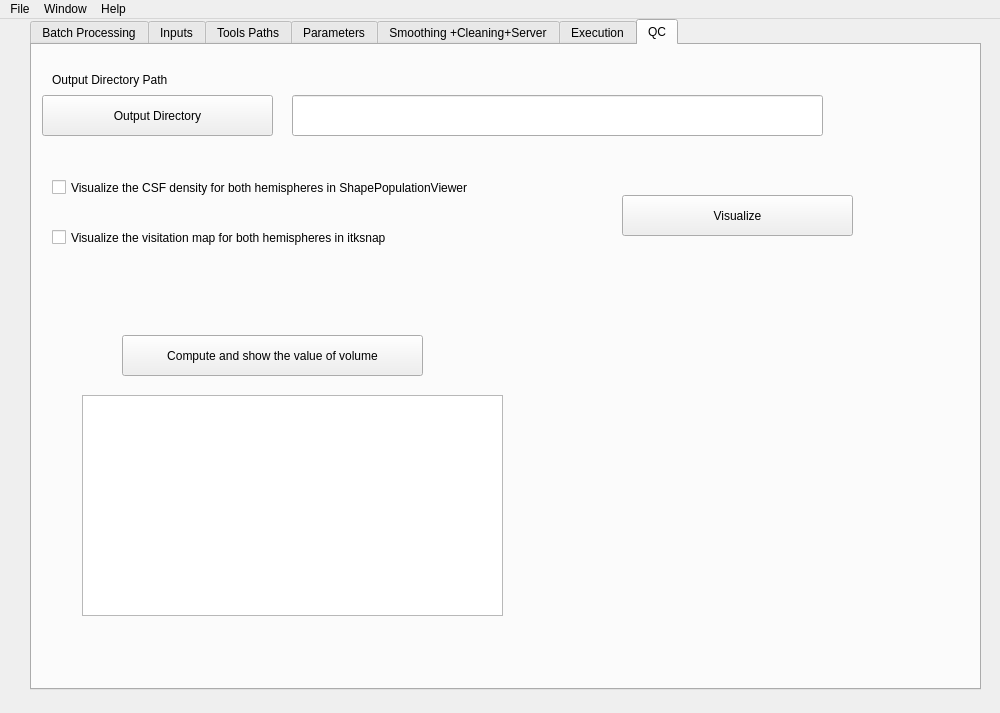
Above: src/app/csfwindow.ui from tahya-deddah/Local_EACSF before the change. Below: the same form after it.
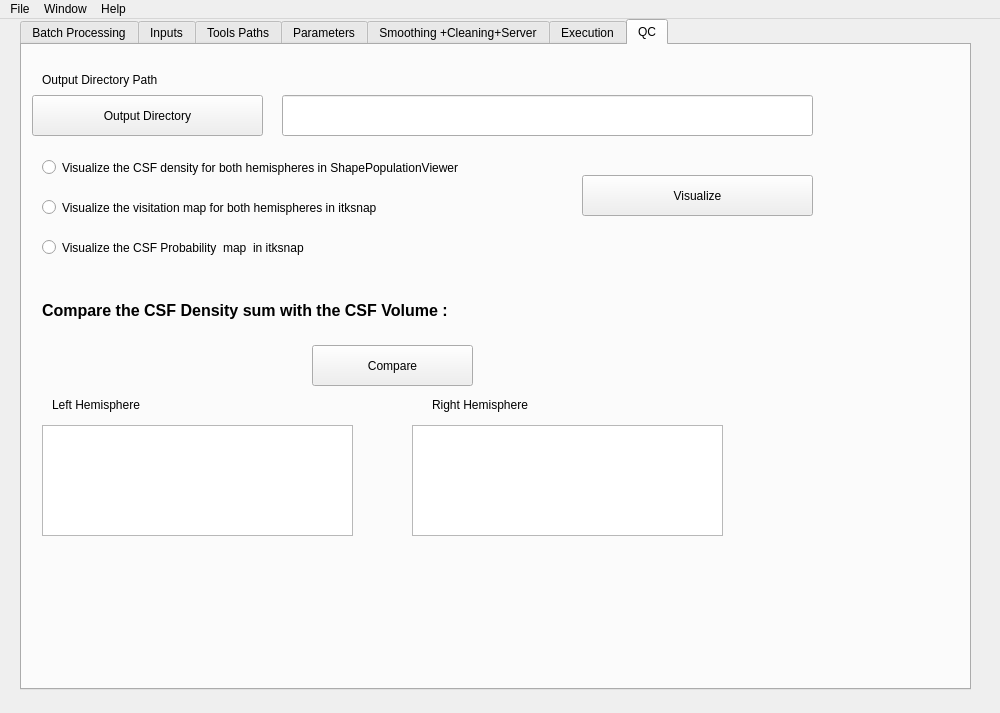
That is the form after the change.

```diff
--- a/src/app/csfwindow.ui
+++ b/src/app/csfwindow.ui
@@ -17,7 +17,7 @@
    <widget class="QTabWidget" name="tab">
     <property name="geometry">
      <rect>
-      <x>30</x>
+      <x>20</x>
       <y>0</y>
       <width>951</width>
       <height>671</height>
@@ -1184,22 +1184,45 @@
      <widget class="QPushButton" name="visualize">
       <property name="geometry">
        <rect>
-        <x>590</x>
-        <y>150</y>
-        <width>231</width>
-        <height>41</height>
-       </rect>
-      </property>
-      <property name="text">
-       <string>Visualize</string>
-      </property>
-     </widget>
-     <widget class="QCheckBox" name="shapepopoulationviewer">
-      <property name="geometry">
-       <rect>
-        <x>20</x>
+        <x>560</x>
         <y>130</y>
-        <width>531</width>
+        <width>231</width>
+        <height>41</height>
+       </rect>
+      </property>
+      <property name="text">
+       <string>Visualize</string>
+      </property>
+     </widget>
+     <widget class="QTextBrowser" name="lefthemisphere">
+      <property name="geometry">
+       <rect>
+        <x>20</x>
+        <y>380</y>
+        <width>311</width>
+        <height>111</height>
+       </rect>
+      </property>
+     </widget>
+     <widget class="QPushButton" name="Compare">
+      <property name="geometry">
+       <rect>
+        <x>290</x>
+        <y>300</y>
+        <width>161</width>
+        <height>41</height>
+       </rect>
+      </property>
+      <property name="text">
+       <string>Compare</string>
+      </property>
+     </widget>
+     <widget class="QRadioButton" name="VisualiseCSFDensity">
+      <property name="geometry">
+       <rect>
+        <x>20</x>
+        <y>110</y>
+        <width>541</width>
         <height>25</height>
        </rect>
       </property>
@@ -1207,12 +1230,12 @@
        <string>Visualize the CSF density for both hemispheres in ShapePopulationViewer </string>
       </property>
      </widget>
-     <widget class="QCheckBox" name="itksnap">
+     <widget class="QRadioButton" name="VisualiseVisitationMAp">
       <property name="geometry">
        <rect>
         <x>20</x>
-        <y>180</y>
-        <width>531</width>
+        <y>150</y>
+        <width>441</width>
         <height>25</height>
        </rect>
       </property>
@@ -1220,27 +1243,66 @@
        <string>Visualize the visitation map for both hemispheres in itksnap</string>
       </property>
      </widget>
-     <widget class="QTextBrowser" name="csf_volume">
+     <widget class="QRadioButton" name="VisualiseCSFPorbMAp">
       <property name="geometry">
        <rect>
-        <x>50</x>
+        <x>20</x>
+        <y>190</y>
+        <width>441</width>
+        <height>25</height>
+       </rect>
+      </property>
+      <property name="text">
+       <string>Visualize the CSF Probability  map  in itksnap</string>
+      </property>
+     </widget>
+     <widget class="QTextBrowser" name="righthemisphere">
+      <property name="geometry">
+       <rect>
+        <x>390</x>
+        <y>380</y>
+        <width>311</width>
+        <height>111</height>
+       </rect>
+      </property>
+     </widget>
+     <widget class="QLabel" name="label_lefthemisphere">
+      <property name="geometry">
+       <rect>
+        <x>30</x>
         <y>350</y>
-        <width>421</width>
-        <height>221</height>
+        <width>181</width>
+        <height>20</height>
        </rect>
       </property>
+      <property name="text">
+       <string>Left Hemisphere</string>
+      </property>
      </widget>
-     <widget class="QPushButton" name="pushButton">
+     <widget class="QLabel" name="label_righthemisphere">
       <property name="geometry">
        <rect>
-        <x>90</x>
-        <y>290</y>
-        <width>301</width>
-        <height>41</height>
+        <x>410</x>
+        <y>350</y>
+        <width>181</width>
+        <height>20</height>
        </rect>
       </property>
       <property name="text">
-       <string>Compute and show the value of volume</string>
+       <string>Right Hemisphere</string>
+      </property>
+     </widget>
+     <widget class="QLabel" name="label">
+      <property name="geometry">
+       <rect>
+        <x>20</x>
+        <y>250</y>
+        <width>431</width>
+        <height>31</height>
+       </rect>
+      </property>
+      <property name="text">
+       <string>&lt;html&gt;&lt;head/&gt;&lt;body&gt;&lt;p&gt;&lt;span style=&quot; font-size:12pt; font-weight:600;&quot;&gt;Compare the CSF Density sum with the CSF Volume :&lt;/span&gt;&lt;/p&gt;&lt;/body&gt;&lt;/html&gt;</string>
       </property>
      </widget>
     </widget>
```
